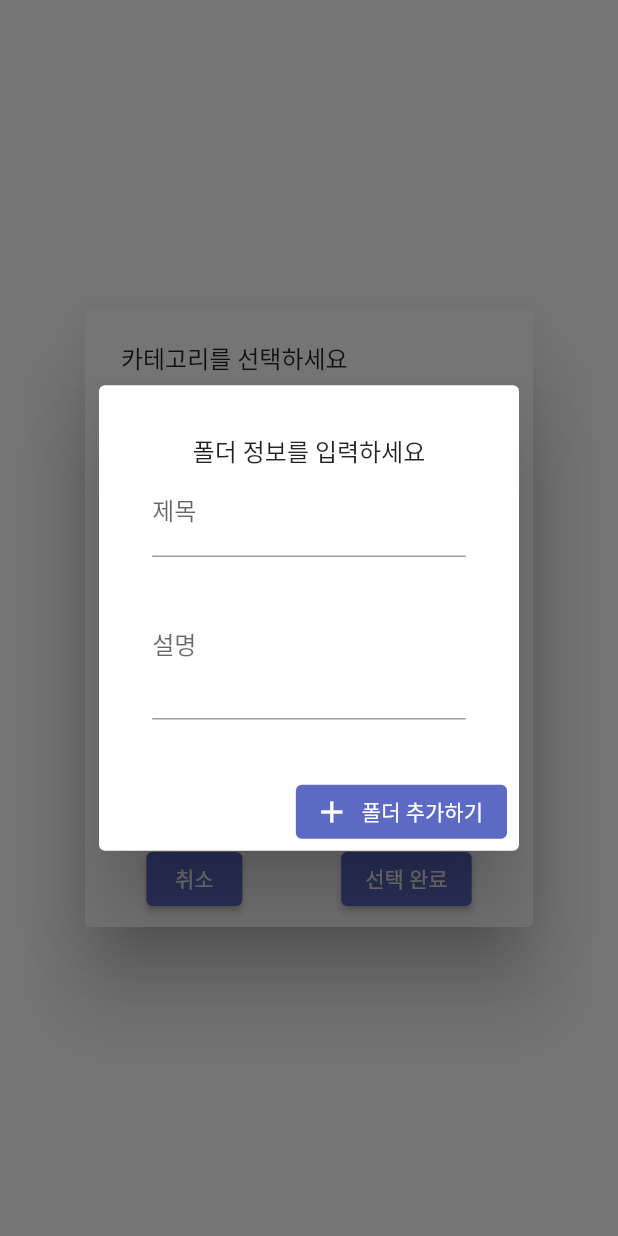
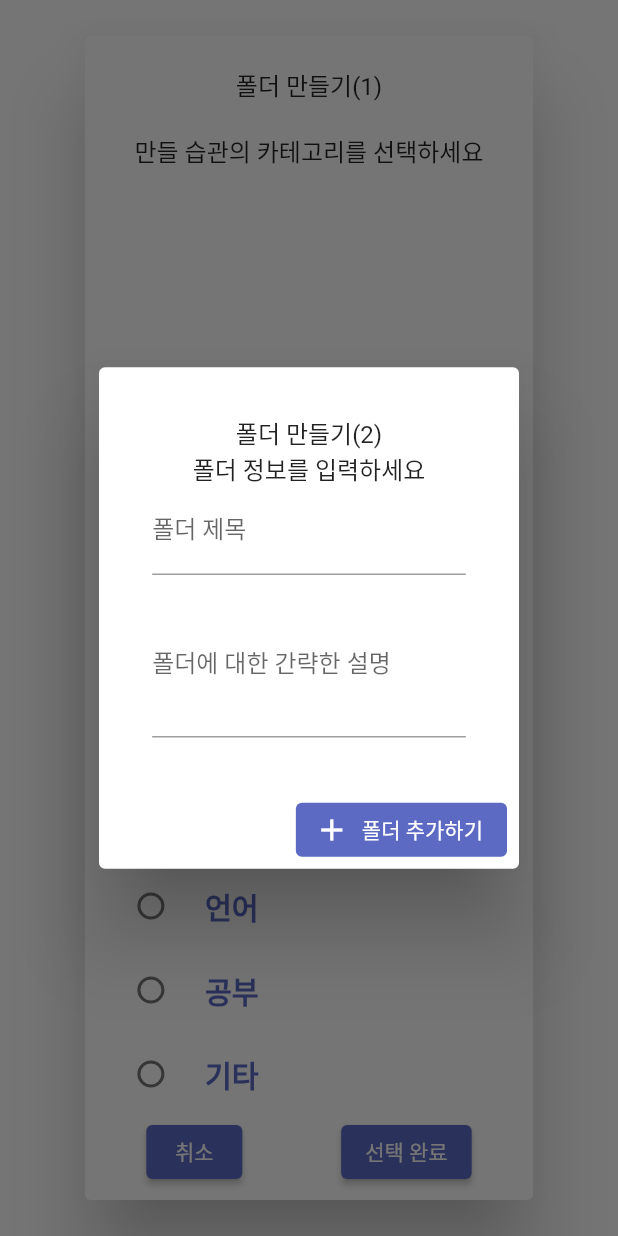
Before and after one commit to GPark8343/habbit-development, a Flutter app: the CategoryList widget shown alone on an empty page, opened directly, after a tap on "선택 완료", on a phone screen of 412 x 824 dp. Run offline on Flutter 3.47's test engine with Material 2 defaults, Android fonts, the phone set to English and light mode, and no system bars; our stand-ins replace cached_network_image, cloud_firestore, expandable_text, firebase_auth, firebase_core, firebase_storage and 9 more; missing offline and left inert: in_app_purchase_android; accounts and stored records are empty; network calls fail.

```diff
--- a/lib/widgets/category/category_list.dart
+++ b/lib/widgets/category/category_list.dart
@@ -55,7 +55,15 @@ class _CategoryListState extends State<CategoryList> {
     }
 
     return AlertDialog(
-      content: Text('카테고리를 선택하세요'),
+      content: Column(
+        children: [
+          Text('폴더 만들기(1)'),
+          SizedBox(
+            height: 20,
+          ),
+          Text('만들 습관의 카테고리를 선택하세요'),
+        ],
+      ),
       actions: <Widget>[
         Column(
           children: [
@@ -193,11 +201,12 @@ class _CategoryListState extends State<CategoryList> {
                                           10.0),
                                   child: Column(
                                     children: [
+                                      Text('폴더 만들기(2)'),
                                       Text('폴더 정보를 입력하세요'),
                                       TextFormField(
                                         controller: _titleController,
                                         decoration:
-                                            InputDecoration(labelText: '제목'),
+                                            InputDecoration(labelText: '폴더 제목'),
                                         textInputAction: TextInputAction.next,
                                         onFieldSubmitted: (_) {
                                           FocusScope.of(context)
@@ -219,7 +228,7 @@ class _CategoryListState extends State<CategoryList> {
                                       TextFormField(
                                         controller: _descriptionController,
                                         decoration:
-                                            InputDecoration(labelText: '설명'),
+                                            InputDecoration(labelText: '폴더에 대한 간략한 설명'),
                                         maxLines: 3,
                                         keyboardType: TextInputType.multiline,
                                         focusNode: _descriptionFocusNode,
```
Also changed, not shown: lib/Screen/story_detail_screen.dart (+58 -32 lines).
